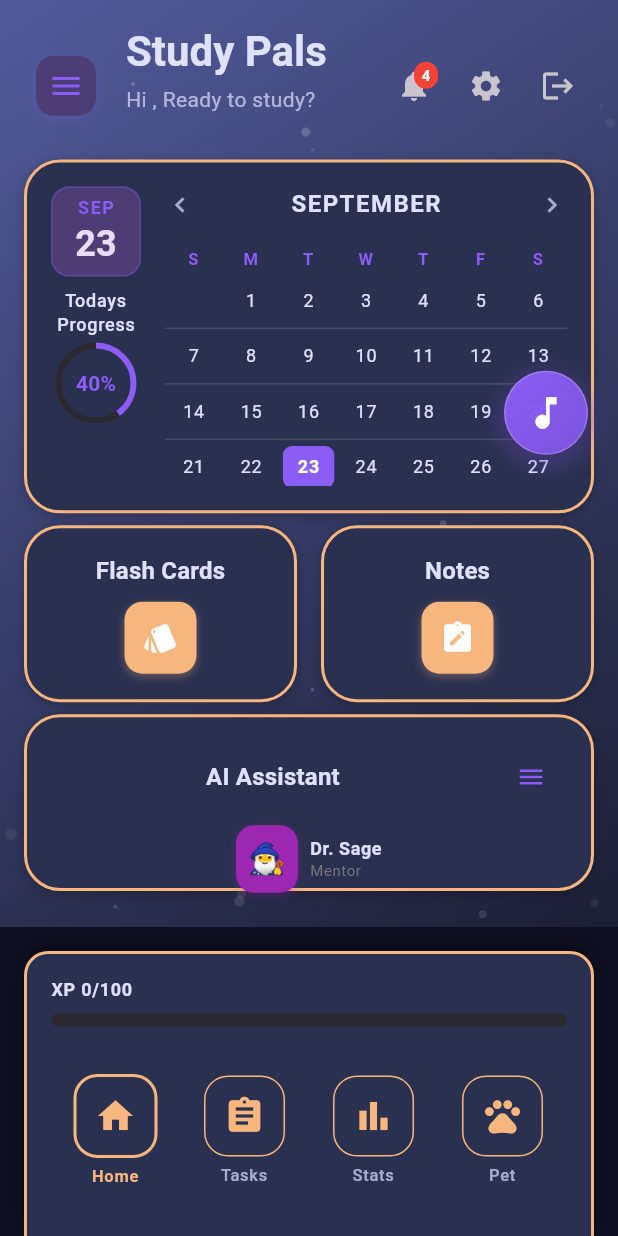
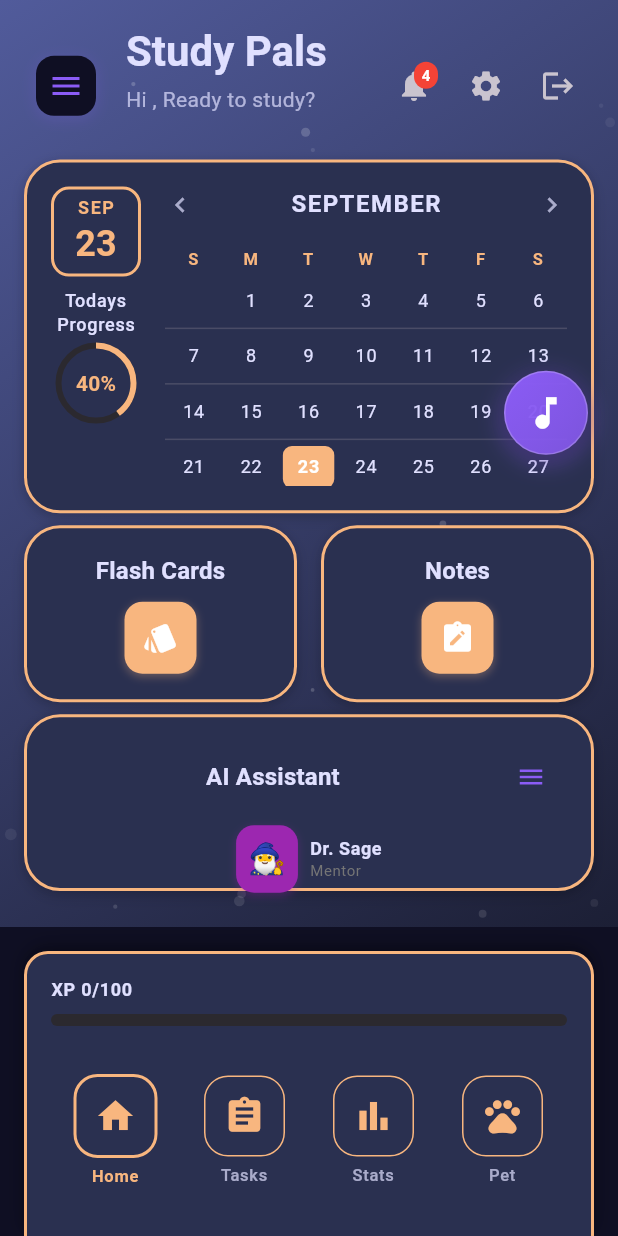
Before and after one commit to Cos229-239/2025_09_Team2, a Flutter app: the screen it shows once a user with an empty profile is signed in, on a phone screen of 412 x 824 dp. Run offline on Flutter 3.47's test engine with Material 3 defaults, Android fonts, the phone set to English and light mode, and no system bars; our stand-ins replace cached_network_image, cloud_firestore, firebase_auth, firebase_core, shared_preferences, sqflite and 3 more; accounts and stored records are empty.

Commit message:
Theme update

```diff
--- a/lib/providers/theme_provider.dart
+++ b/lib/providers/theme_provider.dart
@@ -7,7 +7,7 @@ import '../theme/app_theme.dart';
 class ThemeProvider extends ChangeNotifier {
   static const String _themeKey = 'selected_theme';
 
-  String _currentThemeName = 'Cosmic';
+  String _currentThemeName = 'Dark';
 
   /// Current theme name
   String get currentThemeName => _currentThemeName;
@@ -30,7 +30,7 @@ class ThemeProvider extends ChangeNotifier {
     if (AppTheme.availableThemes.contains(themeName)) {
       _currentThemeName = themeName;
     } else {
-      _currentThemeName = 'Cosmic';
+      _currentThemeName = 'Dark';
     }
 
     notifyListeners();
--- a/lib/screens/dashboard_screen.dart
+++ b/lib/screens/dashboard_screen.dart
@@ -539,11 +539,11 @@ class _DashboardHomeState extends State<DashboardHome>
                    width: 60,
                    height: 60,
                   decoration: BoxDecoration(
-                    color: Theme.of(context).colorScheme.primaryContainer,
+                    color: const Color(0xFF2A3050),
                     borderRadius: BorderRadius.circular(12),
                     border: Border.all(
-                      color: Theme.of(context).colorScheme.primary.withValues(alpha: 0.3),
-                      width: 1,
+                      color: const Color(0xFFF8B67F),
+                      width: 2,
                     ),
                   ),
                   child: Column(
@@ -553,7 +553,7 @@ class _DashboardHomeState extends State<DashboardHome>
                         'SEP',
                         style: Theme.of(context).textTheme.labelMedium?.copyWith(
                               fontWeight: FontWeight.bold,
-                              color: Theme.of(context).colorScheme.primary,
+                              color: const Color(0xFFF8B67F),
                               letterSpacing: 1.0,
                             ),
                       ),
@@ -561,7 +561,7 @@ class _DashboardHomeState extends State<DashboardHome>
                         '${DateTime.now().day}',
                         style: Theme.of(context).textTheme.headlineSmall?.copyWith(
                               fontWeight: FontWeight.bold,
-                              color: Theme.of(context).colorScheme.onPrimaryContainer,
+                              color: const Color(0xFFF8B67F),
                             ),
                       ),
                     ],
@@ -601,8 +601,8 @@ class _DashboardHomeState extends State<DashboardHome>
                                value: progress,
                                strokeWidth: 4,
                               backgroundColor: Theme.of(context).colorScheme.surfaceContainerHigh,
-                              valueColor: AlwaysStoppedAnimation<Color>(
-                                Theme.of(context).colorScheme.primary,
+                              valueColor: const AlwaysStoppedAnimation<Color>(
+                                Color(0xFFF8B67F),
                               ),
                             ),
                           ),
@@ -611,7 +611,7 @@ class _DashboardHomeState extends State<DashboardHome>
                             '${(progress * 100).round()}%',
                             style: Theme.of(context).textTheme.labelLarge?.copyWith(
                                   fontWeight: FontWeight.bold,
-                                  color: Theme.of(context).colorScheme.primary,
+                                  color: const Color(0xFFF8B67F),
                                 ),
                           ),
                         ],
@@ -692,7 +692,7 @@ class _DashboardHomeState extends State<DashboardHome>
                 day,
                 textAlign: TextAlign.center,
                 style: Theme.of(context).textTheme.labelSmall?.copyWith(
-                      color: Theme.of(context).colorScheme.primary, // Same color as Flash Cards button
+                      color: const Color(0xFFF8B67F), // Match Flash Cards border color
                       fontWeight: FontWeight.w600, // Slightly bolder to match button styling
                     ),
               ),
@@ -723,7 +723,7 @@ class _DashboardHomeState extends State<DashboardHome>
                           margin: const EdgeInsets.symmetric(horizontal: 2),
                           decoration: BoxDecoration(
                             color: isToday
-                                ? Theme.of(context).colorScheme.primary
+                                ? const Color(0xFFF8B67F)
                                 : Colors.transparent,
                             borderRadius: BorderRadius.circular(6),
                           ),
--- a/lib/widgets/common/animated_particle_background.dart
+++ b/lib/widgets/common/animated_particle_background.dart
@@ -118,9 +118,9 @@ class ParticlePainter extends CustomPainter {
       ..color = Colors.white.withValues(alpha: 0.1);
 
     for (final particle in particles) {
-      // Update particle position with ultra slow movement
-      particle.x += cos(particle.direction) * particle.speed * 0.0008; // Ultra reduced movement factor
-      particle.y += sin(particle.direction) * particle.speed * 0.0008;
+  // Update particle position with slightly more movement (still subtle)
+  particle.x += cos(particle.direction) * particle.speed * 0.002;
+  particle.y += sin(particle.direction) * particle.speed * 0.002;
 
       // Wrap around screen edges
       if (particle.x > 1.0) particle.x = 0.0;
--- a/lib/widgets/common/modern_hamburger_menu.dart
+++ b/lib/widgets/common/modern_hamburger_menu.dart
@@ -14,7 +14,7 @@ class ModernHamburgerMenu extends StatelessWidget {
       icon: Container(
         padding: const EdgeInsets.all(8),
         decoration: BoxDecoration(
-          color: Theme.of(context).colorScheme.primaryContainer,
+          color: Theme.of(context).colorScheme.surface,
           borderRadius: BorderRadius.circular(12),
           boxShadow: [
             BoxShadow(
@@ -233,8 +233,12 @@ class ModernHamburgerMenu extends StatelessWidget {
                 Container(
                   padding: const EdgeInsets.all(12),
                   decoration: BoxDecoration(
-                    color: color.withValues(alpha: 0.1),
+                    color: Theme.of(context).colorScheme.surface,
                     borderRadius: BorderRadius.circular(12),
+                    border: Border.all(
+                      color: Theme.of(context).colorScheme.primary.withValues(alpha: 0.3),
+                      width: 1,
+                    ),
                   ),
                   child: Icon(
                     icon,
```
Also changed, not shown: lib/screens/auth/login_screen.dart (+8 -1 lines), lib/screens/auth/signup_screen.dart (+8 -1 lines), lib/screens/auth/signup_successful.dart (+10 -1 lines), lib/theme/app_colors.dart (added, +58 -0 lines), lib/theme/app_theme.dart (+65 -45 lines), lib/widgets/common/themed_background.dart (added).
